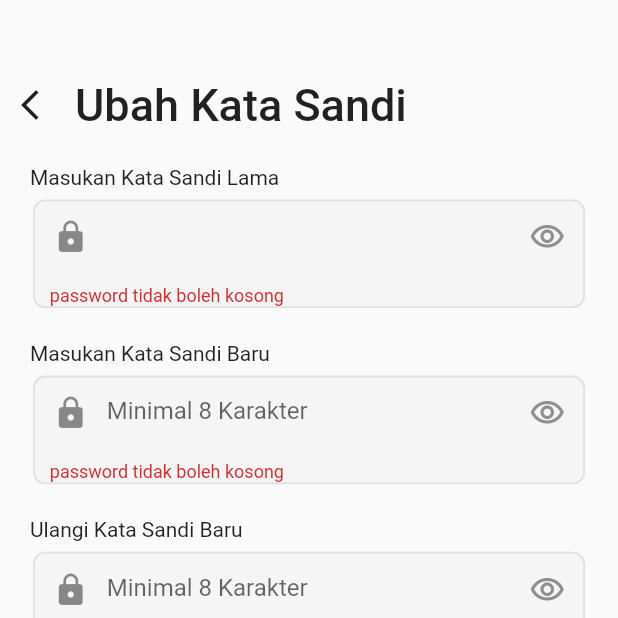
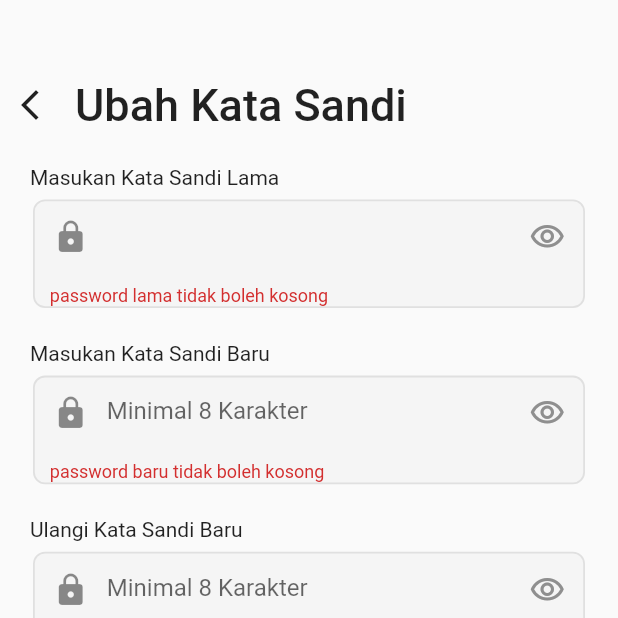
Before and after one commit to MaulanaAkbarF/E-DAMKAR_A2-A3, a Flutter app: the UbahSandi screen opened directly, after a tap on "Simpan", on a phone screen of 412 x 824 dp, the top half of it. Run offline on Flutter 3.47's test engine with Material 2 defaults, Android fonts, the phone set to English and light mode, and no system bars; our stand-ins replace awesome_snackbar_content, carousel_slider, flutter_svg, fluttertoast, geocoding, geolocator and 6 more; missing offline and left inert: dart:ffi; accounts and stored records are empty; Roboto replaces fonts that are missing (font/inter_bold.ttf).

Commit message:
Update saitik saitik lurrrrrrrrrrr hehehhe

```diff
--- a/lib/pages/TentangKami.dart
+++ b/lib/pages/TentangKami.dart
@@ -21,8 +21,7 @@ class _TentangKamiPageState extends State<TentangKami> {
         leading: IconButton(
           icon: Icon(Icons.arrow_back_ios_new),
           onPressed: () {
-            Navigator.push(
-                context, MaterialPageRoute(builder: (context) => Profile()));
+            Navigator.pop(context);
           },
         ),
         centerTitle: true,
--- a/lib/pages/UbahSandi.dart
+++ b/lib/pages/UbahSandi.dart
@@ -43,30 +43,6 @@ class _UbahSandiPageState extends State<UbahSandi> {
   final _confirmPasswordController = TextEditingController();
   String _message = '';
 
-  // Future<void> _changePassword() async {
-  //   final response = await http.post(
-  //     Uri.parse('https://http://192.168.1.16:8000/api/changePassword'),
-  //     body: {
-  //       'id': widget.userId.toString(),
-  //       'password_lama': _oldPasswordController.text,
-  //       'password_baru': _newPasswordController.text,
-  //       'confirm_password': _confirmPasswordController.text,
-  //     },
-  //   );
-
-  //   final responseData = json.decode(response.body);
-
-  //   if (response.statusCode == 200) {
-  //     setState(() {
-  //       _message = responseData['message'];
-  //     });
-  //   } else {
-  //     setState(() {
-  //       _message = responseData['error'];
-  //     });
-  //   }
-  // }
-
   @override
   void dispose() {
     _oldPasswordController.dispose();
@@ -75,37 +51,6 @@ class _UbahSandiPageState extends State<UbahSandi> {
     super.dispose();
   }
 
-  // final TextEditingController password = TextEditingController();
-  // final TextEditingController password1 = TextEditingController();
-  // final _formKey = GlobalKey<FormState>();
-
-  // SimpanPost() async {
-  //   var result = await APIClient().postData('register', {
-  //     "password": password.text,
-  //     "password1": password1.text,
-  //   }).catchError((err) {});
-  //   if (result != null) {
-  //     var data = registerFromJson(result);
-  //     if (data.kondisi) {
-  //       show('Ubah Kata Sandi Berhasil');
-  //       //Navigator.pushNamed(context, '/signin');
-  //     } else {
-  //       show("Cek Kembali Email dan Password anda");
-  //     }
-  //   } else {
-  //     print('something error on code');
-  //   }
-  // }
-
-  // void show(String message) {
-  //   Fluttertoast.showToast(
-  //       msg: message,
-  //       toastLength: Toast.LENGTH_SHORT,
-  //       gravity: ToastGravity.BOTTOM,
-  //       timeInSecForIosWeb: 1,
-  //       backgroundColor: Colors.white,
-  //       textColor: Colors.black);
-  // }
 
   toss(BuildContext context) {
     final snackBar = SnackBar(
@@ -130,6 +75,27 @@ class _UbahSandiPageState extends State<UbahSandi> {
       context,
       MaterialPageRoute(builder: (context) => Profile()),
     );
+  }
+
+  gagal(BuildContext context) {
+    final snackBar = SnackBar(
+      /// need to set following properties for best effect of awesome_snackbar_content
+      elevation: 0,
+      padding: EdgeInsets.all(16),
+      behavior: SnackBarBehavior.fixed,
+      backgroundColor: Colors.transparent,
+      content: AwesomeSnackbarContent(
+        title: 'Kata Sandi Gagal Di Ubah',
+        message: 'Diteliti Lagi Dong..!!!!',
+
+        /// change contentType to ContentType.success, ContentType.warning or ContentType.help for variants
+        contentType: ContentType.failure,
+      ),
+    );
+
+    ScaffoldMessenger.of(context)
+      ..hideCurrentSnackBar()
+      ..showSnackBar(snackBar);
   }
 
   @override
@@ -202,11 +168,11 @@ class _UbahSandiPageState extends State<UbahSandi> {
                     controller: _oldPasswordController,
                     validator: (value) {
                       if (value == null || value.isEmpty) {
-                        return 'password tidak boleh kosong';
+                        return 'password lama tidak boleh kosong';
                       } else if (value.length > 20) {
-                        return 'password terlalu panjang';
+                        return 'password lama terlalu panjang';
                       } else if (value.length < 8) {
-                        return 'password terlalu pendek';
+                        return 'password lama terlalu pendek';
                       }
                     },
                     obscureText: _passwordVisible,
@@ -261,11 +227,11 @@ class _UbahSandiPageState extends State<UbahSandi> {
                     controller: _newPasswordController,
                     validator: (value) {
                       if (value == null || value.isEmpty) {
-                        return 'password tidak boleh kosong';
+                        return 'password baru tidak boleh kosong';
                       } else if (value.length > 20) {
-                        return 'password terlalu panjang';
+                        return 'password baru terlalu panjang';
                       } else if (value.length < 8) {
-                        return 'password terlalu pendek';
+                        return 'password baru terlalu pendek';
                       }
                     },
                     obscureText: _passwordVisible2,
@@ -322,8 +288,8 @@ class _UbahSandiPageState extends State<UbahSandi> {
                     validator: (value) {
                       if (value == null || value.isEmpty) {
                         return 'Validasi password tidak boleh kosong';
-                      } else if (value != _confirmPasswordController.text) {
-                        return 'validasi password tidak sesuai dengan password';
+                      } else if (value != _newPasswordController.text) {
+                        return 'validasi password tidak sesuai dengan password baru';
                       }
                     },
                     obscureText: _passwordVisible1,
@@ -365,8 +331,8 @@ class _UbahSandiPageState extends State<UbahSandi> {
                     highlightColor: Colors.red.shade900,
                     onTap: () {
                       if (_formKey.currentState!.validate()) {
-                        //SimpanPost();
-                        //_changePassword();
+                        if (_newPasswordController.text ==
+                            _confirmPasswordController.text) {
                           Update.ubahSandi(
                                   widget.userId.toString(),
                                   _oldPasswordController.text,
@@ -375,6 +341,9 @@ class _UbahSandiPageState extends State<UbahSandi> {
                                     if (value.kode.toString() == "200")
                                       {toss(context)}
                                   });
+                        } else {
+                          gagal(context);
+                        }
                       }
                     },
                     child: Container(
```
Also changed, not shown: lib/pages/Profil.dart (+6 -3 lines), lib/pages/ubahProfil.dart (+8 -1 lines). Lines whose indentation alone changed are shown as unchanged.
